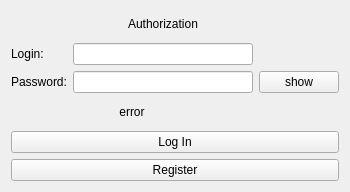
cowboymalboro1884/MessLess, file client/include/auth_window.ui: the form before one commit.
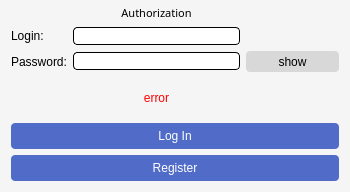
The form after the commit.

```diff
--- a/client/include/auth_window.ui
+++ b/client/include/auth_window.ui
@@ -25,33 +25,53 @@
   <property name="windowTitle">
    <string>Form</string>
   </property>
+  <property name="styleSheet">
+   <string notr="true">background-color:rgb(245, 245, 245);
+</string>
+  </property>
   <layout class="QHBoxLayout" name="horizontalLayout">
+   <property name="topMargin">
+    <number>5</number>
+   </property>
    <item>
     <layout class="QGridLayout" name="gridLayout">
-     <item row="1" column="0">
-      <widget class="QLabel" name="loginLabel">
-       <property name="text">
-        <string>Login:</string>
-       </property>
-      </widget>
-     </item>
-     <item row="2" column="1">
-      <widget class="QLineEdit" name="passwordLineEdit"/>
-     </item>
      <item row="2" column="0">
       <widget class="QLabel" name="passwordLabel">
+       <property name="styleSheet">
+        <string notr="true">font: 63 8pt &quot;Yu Gothic UI Semibold&quot;;</string>
+       </property>
        <property name="text">
         <string>Password:</string>
        </property>
       </widget>
      </item>
      <item row="1" column="1">
-      <widget class="QLineEdit" name="loginLineEdit"/>
+      <widget class="QLineEdit" name="loginLineEdit">
+       <property name="styleSheet">
+        <string notr="true">border: 1px solid black;
+     border-radius: 4px;
+background-color: white;</string>
+       </property>
+      </widget>
+     </item>
+     <item row="2" column="1">
+      <widget class="QLineEdit" name="passwordLineEdit">
+       <property name="styleSheet">
+        <string notr="true">border: 1px solid black;
+     border-radius: 4px;
+background-color: white;</string>
+       </property>
+      </widget>
      </item>
      <item row="0" column="1">
       <widget class="QLabel" name="labelWelcome">
        <property name="font">
         <font>
+         <family>Yu Gothic UI Semibold</family>
+         <pointsize>8</pointsize>
+         <weight>7</weight>
+         <italic>false</italic>
+         <bold>false</bold>
          <kerning>true</kerning>
         </font>
        </property>
@@ -61,6 +81,9 @@
        <property name="layoutDirection">
         <enum>Qt::LeftToRight</enum>
        </property>
+       <property name="styleSheet">
+        <string notr="true">font: 63 8pt &quot;Yu Gothic UI Semibold&quot;;</string>
+       </property>
        <property name="text">
         <string>Authorization</string>
        </property>
@@ -69,37 +92,108 @@
        </property>
       </widget>
      </item>
-     <item row="4" column="0" colspan="2">
-      <widget class="QLabel" name="errorMessage">
-       <property name="text">
-        <string>error</string>
-       </property>
-       <property name="alignment">
-        <set>Qt::AlignCenter</set>
-       </property>
-      </widget>
-     </item>
      <item row="2" column="2">
       <widget class="QPushButton" name="showPassword">
+       <property name="styleSheet">
+        <string notr="true">QPushButton {
+     background-color: rgb(216, 216, 216);
+border: 1px black;
+     border-radius: 4px;
+	font: 63 8pt &quot;Yu Gothic UI Semibold&quot;;
+width:93px;
+height:21px;
+}
+QPushButton:hover{
+border: 0.5px solid rgb(0, 170, 255);
+}</string>
+       </property>
        <property name="text">
         <string>show</string>
        </property>
       </widget>
      </item>
-     <item row="5" column="0" colspan="3">
-      <widget class="QPushButton" name="loginPushButton">
+     <item row="1" column="0">
+      <widget class="QLabel" name="loginLabel">
+       <property name="styleSheet">
+        <string notr="true">font: 63 8pt &quot;Yu Gothic UI Semibold&quot;;</string>
+       </property>
        <property name="text">
-        <string>Log In</string>
+        <string>Login:</string>
        </property>
       </widget>
      </item>
      <item row="6" column="0" colspan="3">
       <widget class="QPushButton" name="registerPushButton">
+       <property name="styleSheet">
+        <string notr="true">QPushButton {
+     background-color: rgb(80, 108, 200);
+	color: white;
+border: 1px black;
+
+     border-radius: 4px;
+	font: 63 8pt &quot;Yu Gothic UI Semibold&quot;;
+width:326px;
+height:26px;
+}
+QPushButton:hover{
+border: 1px solid rgb(255, 255, 255);
+}</string>
+       </property>
        <property name="text">
         <string>Register</string>
        </property>
       </widget>
      </item>
+     <item row="5" column="0" colspan="3">
+      <widget class="QPushButton" name="loginPushButton">
+       <property name="styleSheet">
+        <string notr="true">QPushButton {
+     background-color: rgb(80, 108, 200);
+	color: white;
+border: 1px black;
+
+     border-radius: 4px;
+	font: 63 8pt &quot;Yu Gothic UI Semibold&quot;;
+width:326px;
+height:26px;
+}
+
+QPushButton:hover{
+border: 1px solid rgb(255, 255, 255);
+}</string>
+       </property>
+       <property name="text">
+        <string>Log In</string>
+       </property>
+      </widget>
+     </item>
+     <item row="4" column="2">
+      <spacer name="verticalSpacer">
+       <property name="orientation">
+        <enum>Qt::Vertical</enum>
+       </property>
+       <property name="sizeHint" stdset="0">
+        <size>
+         <width>20</width>
+         <height>23</height>
+        </size>
+       </property>
+      </spacer>
+     </item>
+     <item row="4" column="1">
+      <widget class="QLabel" name="errorMessage">
+       <property name="styleSheet">
+        <string notr="true">color: red;
+font: 63 8pt &quot;Yu Gothic UI Semibold&quot;;</string>
+       </property>
+       <property name="text">
+        <string>error</string>
+       </property>
+       <property name="alignment">
+        <set>Qt::AlignCenter</set>
+       </property>
+      </widget>
+     </item>
     </layout>
    </item>
   </layout>
```
